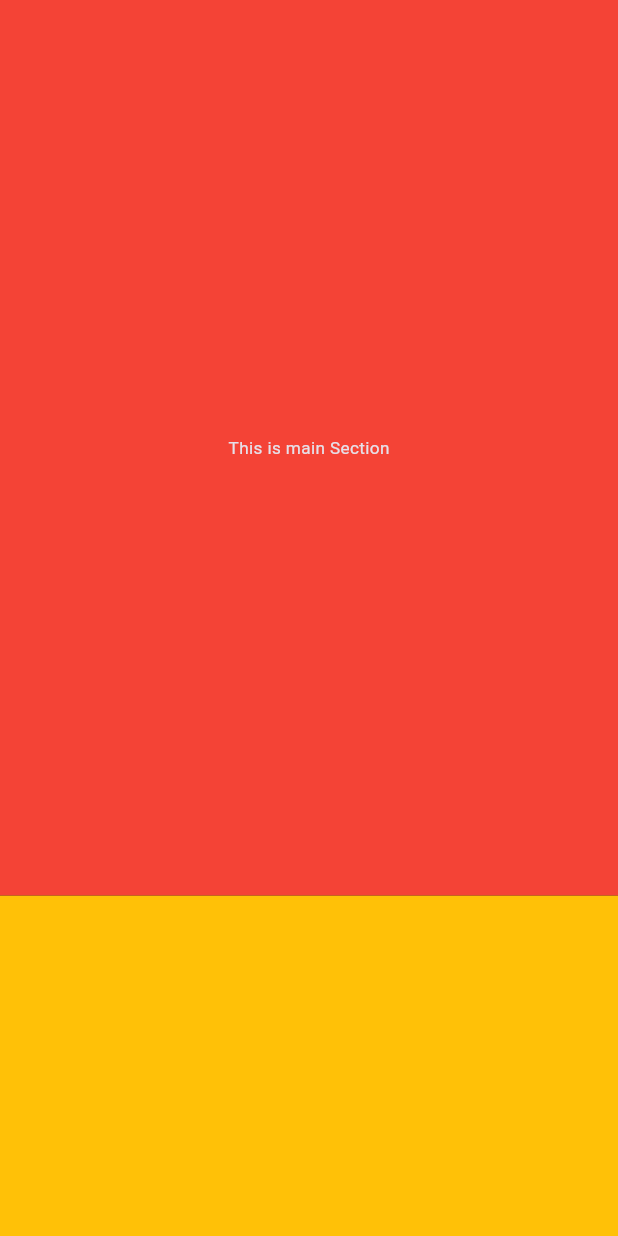
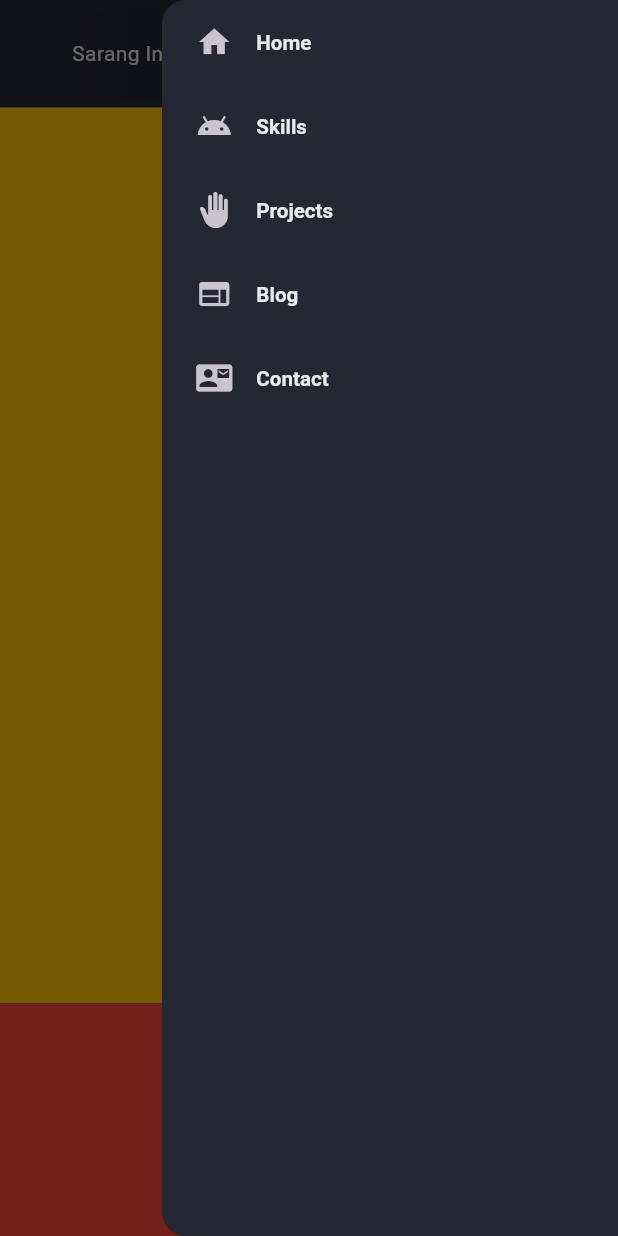
Before and after one commit to SarangIngle108/portfolio_web, a Flutter app: the screen it shows after launch, with the side drawer open (before the commit the screen has no drawer), on a phone screen of 412 x 824 dp. Run offline on Flutter 3.47's test engine with Material 3 defaults, Android fonts, the phone set to English and light mode, and no system bars; our stand-ins replace flutter_screenutil.

Commit message:
implemented top header for desktop and mobile with responsiveness

```diff
--- /dev/null
+++ b/lib/constants/nav_items.dart
@@ -0,0 +1,17 @@
+import 'package:flutter/material.dart';
+
+List<String> navTitles = [
+  'Home',
+  'Skills',
+  'Projects',
+  'Blog',
+  'Contact',
+];
+
+List<IconData> navIcons = [
+  Icons.home,
+  Icons.android_outlined,
+  Icons.back_hand,
+  Icons.web,
+  Icons.quick_contacts_mail
+];
--- a/lib/pages/home_page.dart
+++ b/lib/pages/home_page.dart
@@ -1,5 +1,11 @@
 import 'package:flutter/material.dart';
 import 'package:flutter_screenutil/flutter_screenutil.dart';
+import 'package:my_portfolio/constants/colors.dart';
+import 'package:my_portfolio/constants/nav_items.dart';
+import 'package:my_portfolio/widgets/end_drawer.dart';
+import 'package:my_portfolio/widgets/header_desktop.dart';
+import 'package:my_portfolio/widgets/header_mobile.dart';
+import 'package:my_portfolio/widgets/side_logo.dart';
 
 class HomePage extends StatefulWidget {
   const HomePage({super.key});
@@ -9,22 +15,26 @@ class HomePage extends StatefulWidget {
 }
 
 class _HomePageState extends State<HomePage> {
+  final scaffoldKey = GlobalKey<ScaffoldState>();
+
   @override
   Widget build(BuildContext context) {
+    return LayoutBuilder(builder: (context, constraints) {
       return Scaffold(
+          key: scaffoldKey,
+          endDrawer: constraints.maxWidth >= 700 ? null : EndDrawer(),
+          backgroundColor: CustomColor.scaffoldBg,
           body: ListView(
             scrollDirection: Axis.vertical,
             children: [
               //Main Section
-        Container(
-          height: 500.h,
-          color: Colors.red,
-          child: Center(
-              child: Text(
-            'This is main Section',
-            style: TextStyle(fontSize: 10.sp),
-          )),
-        ),
+              //  HeaderDesktop(),
+              if (constraints.maxWidth >= 700)
+                HeaderDesktop()
+              else
+                HeaderMobile(onTap: () {
+                  scaffoldKey.currentState?.openEndDrawer();
+                }),
 
               //skills section
               Container(
@@ -60,5 +70,6 @@ class _HomePageState extends State<HomePage> {
               ),
             ],
           ));
+    });
   }
 }
--- /dev/null
+++ b/lib/widgets/end_drawer.dart
@@ -0,0 +1,30 @@
+import 'package:flutter/material.dart';
+import 'package:flutter_screenutil/flutter_screenutil.dart';
+import 'package:my_portfolio/constants/colors.dart';
+import 'package:my_portfolio/constants/nav_items.dart';
+
+class EndDrawer extends StatelessWidget {
+  const EndDrawer({super.key});
+
+  @override
+  Widget build(BuildContext context) {
+    return Drawer(
+      backgroundColor: CustomColor.scaffoldBg,
+      child: ListView(
+        children: [
+          for (int i = 0; i < navIcons.length; ++i)
+            ListTile(
+              contentPadding: EdgeInsets.symmetric(horizontal: 20.w),
+              leading: Icon(navIcons[i]),
+              title: Text(navTitles[i]),
+              titleTextStyle: TextStyle(
+                  fontSize: 12.sp,
+                  color: CustomColor.whitePrimary,
+                  fontWeight: FontWeight.w600),
+              onTap: () {},
+            )
+        ],
+      ),
+    );
+  }
+}
--- /dev/null
+++ b/lib/widgets/header_mobile.dart
@@ -0,0 +1,29 @@
+import 'package:flutter/material.dart';
+import 'package:flutter_screenutil/flutter_screenutil.dart';
+import 'package:my_portfolio/constants/colors.dart';
+import 'package:my_portfolio/widgets/side_logo.dart';
+
+class HeaderMobile extends StatelessWidget {
+  const HeaderMobile({super.key, required this.onTap});
+  final VoidCallback onTap;
+
+  @override
+  Widget build(BuildContext context) {
+    return Container(
+      height: 50.h,
+      margin: EdgeInsets.fromLTRB(40.w, 5.h, 20.w, 5.h),
+      decoration: BoxDecoration(
+          gradient: const LinearGradient(
+              colors: [Colors.transparent, CustomColor.bgLight1]),
+          borderRadius: BorderRadius.circular(100)),
+      child: Row(children: [
+        const SideLogo(),
+        const Spacer(),
+        IconButton(onPressed: onTap, icon: const Icon(Icons.menu)),
+        const SizedBox(
+          width: 10,
+        )
+      ]),
+    );
+  }
+}
--- /dev/null
+++ b/lib/widgets/side_logo.dart
@@ -0,0 +1,17 @@
+import 'package:flutter/material.dart';
+import 'package:flutter_screenutil/flutter_screenutil.dart';
+
+class SideLogo extends StatelessWidget {
+  const SideLogo({super.key, this.onTap});
+  final VoidCallback? onTap;
+  @override
+  Widget build(BuildContext context) {
+    return GestureDetector(
+      onTap: onTap,
+      child: Padding(
+        padding: EdgeInsets.only(left: 2.w),
+        child: Text('Sarang Ingle'),
+      ),
+    );
+  }
+}
--- a/pubspec.yaml
+++ b/pubspec.yaml
@@ -60,8 +60,8 @@ flutter:
   uses-material-design: true
 
   # To add assets to your application, add an assets section, like this:
-  # assets:
-  #   - images/a_dot_burr.jpeg
+  assets:
+    - assets/appdev_logo.png
   #   - images/a_dot_ham.jpeg
 
   # An image asset can refer to one or more resolution-specific "variants", see
```
Also changed, not shown: lib/widgets/header_desktop.dart (added, +42 -0 lines), assets/appdev_logo.jpg (added). Lines whose indentation alone changed are shown as unchanged.
